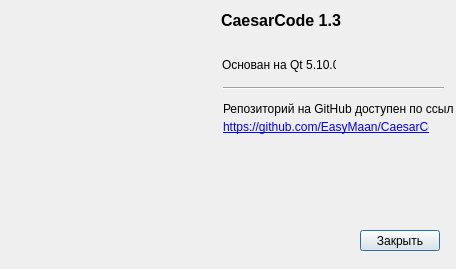
First picture: the form in About.ui, repository DionysusBenstein/CaesarCode, before the edit.
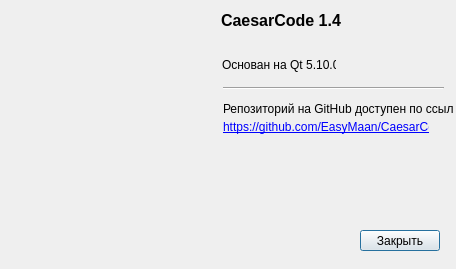
Second picture: the form after the edit. Icons and pictures are not drawn.

```diff
--- a/About.ui
+++ b/About.ui
@@ -43,7 +43,7 @@
     </rect>
    </property>
    <property name="text">
-    <string>&lt;html&gt;&lt;head/&gt;&lt;body&gt;&lt;p&gt;&lt;span style=&quot; font-size:12pt; font-weight:600;&quot;&gt;CaesarCode 1.3&lt;/span&gt;&lt;/p&gt;&lt;/body&gt;&lt;/html&gt;</string>
+    <string>&lt;html&gt;&lt;head/&gt;&lt;body&gt;&lt;p&gt;&lt;span style=&quot; font-size:12pt; font-weight:600;&quot;&gt;CaesarCode 1.4&lt;/span&gt;&lt;/p&gt;&lt;/body&gt;&lt;/html&gt;</string>
    </property>
   </widget>
   <widget class="QLabel" name="label_3">
```
